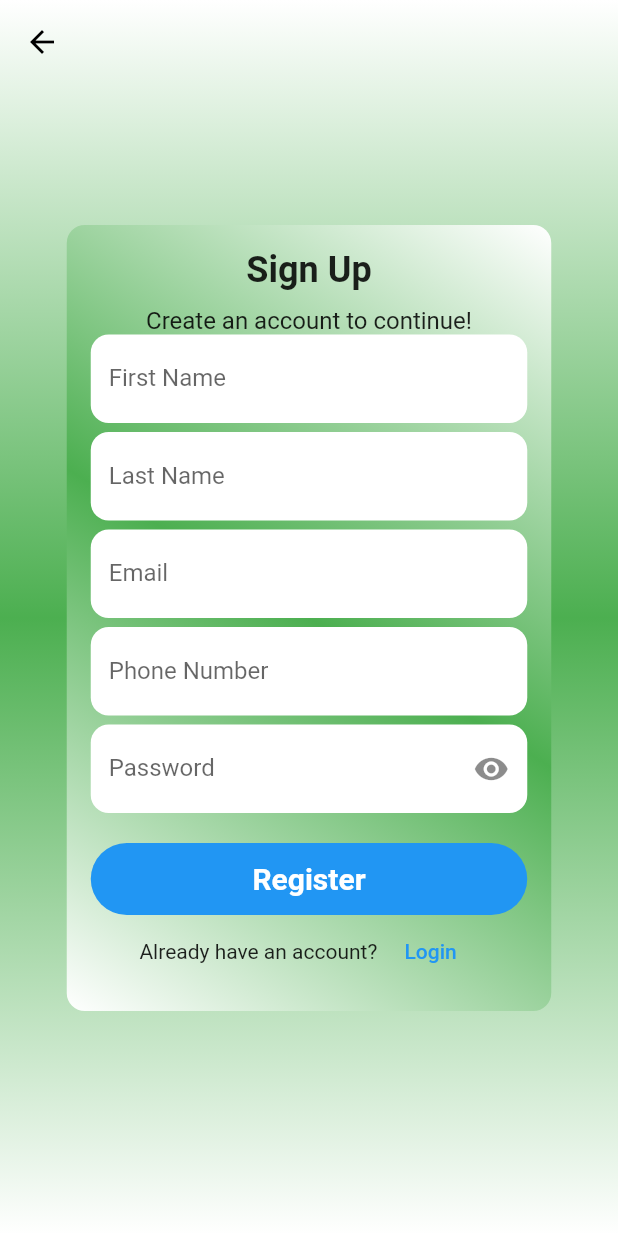
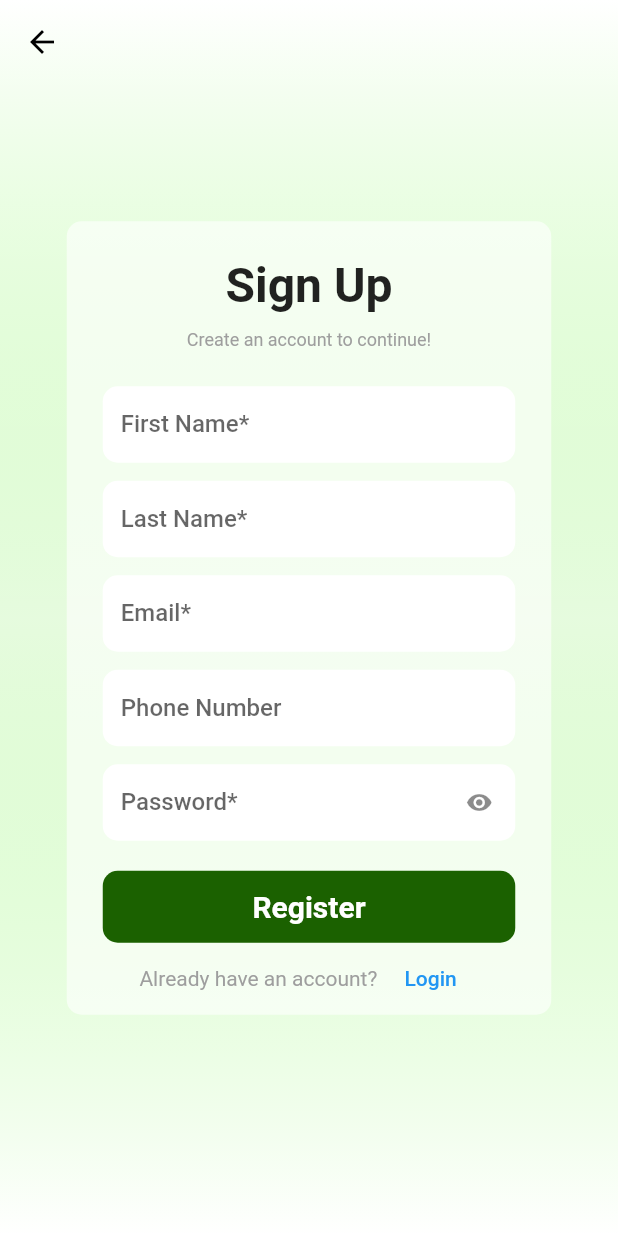
Before and after one commit to AdySU22/GarudaNew, a Flutter app: the SignupPage screen opened by its route, on a phone screen of 412 x 824 dp. Shown: the top 1233 px of the screen. Run offline on Flutter 3.47's test engine with Material 2 defaults, Android fonts, the light colour scheme and no system bars; our stand-ins replace shared_preferences; accounts and stored records are empty.

Commit message:
update signup page ui

```diff
--- a/flutter_app/lib/routes/app_routes.dart
+++ b/flutter_app/lib/routes/app_routes.dart
@@ -1,4 +1,5 @@
 import 'package:flutter/material.dart';
+import 'package:flutter_app/views/login_page.dart';
 import 'package:flutter_app/views/opening_page.dart';
 import 'package:flutter_app/views/signup_page.dart';
 import 'package:flutter_app/views/welcoming_page.dart';
@@ -15,6 +16,6 @@ class AppRoutes {
     openingPage : (context)=> OpeningPage(),
     welcomingPage : (context)=> WelcomingPage(),
     signupPage : (context)=> SignupPage(),
-    // loginPage : (context)=> LoginPage(),
+    loginPage : (context)=> LoginPage(),
   };
 }
--- a/flutter_app/lib/views/signup_page.dart
+++ b/flutter_app/lib/views/signup_page.dart
@@ -1,4 +1,5 @@
 import 'package:flutter/material.dart';
+import 'package:flutter_app/core/app_export.dart';
 
 class SignupPage extends StatefulWidget {
   @override
@@ -36,7 +37,7 @@ class _SignupPageState extends State<SignupPage> {
                   end: Alignment.bottomCenter,
                   colors: [
                     Colors.white,
-                    Colors.green,
+                    Color.fromARGB(70, 176, 255, 148),
                     Colors.white,
                   ],
                 ),
@@ -45,15 +46,11 @@ class _SignupPageState extends State<SignupPage> {
                 child: Container(
                   width: 323,
                   decoration: BoxDecoration(
-                    borderRadius: BorderRadius.circular(12),
-                    gradient: LinearGradient(
-                      colors: [Colors.white, Colors.green, Colors.white],
-                      begin: Alignment.topRight,
-                      end: Alignment.bottomLeft,
-                    ),
-                  ),
+                      borderRadius: BorderRadius.circular(10),
+                      color: Color.fromARGB(153, 255, 255, 255)),
                   child: Padding(
-                    padding: const EdgeInsets.all(16.0),
+                    padding:
+                        const EdgeInsets.only(top: 24, left: 24, right: 24),
                     child: Column(
                       crossAxisAlignment: CrossAxisAlignment.center,
                       mainAxisSize: MainAxisSize.min,
@@ -65,14 +62,15 @@ class _SignupPageState extends State<SignupPage> {
                               Text(
                                 "Sign Up",
                                 style: TextStyle(
-                                  fontSize: 24,
+                                  fontSize: 32,
                                   fontWeight: FontWeight.bold,
                                 ),
                               ),
                               SizedBox(height: 10),
                               Text(
                                 "Create an account to continue!",
-                                style: TextStyle(fontSize: 16),
+                                style:
+                                    TextStyle(fontSize: 12, color: Colors.grey),
                               ),
                             ],
                           ),
@@ -81,13 +79,19 @@ class _SignupPageState extends State<SignupPage> {
                           key: _formKey,
                           child: Column(
                             children: [
+                              SizedBox(
+                                height: 24,
+                              ),
                               TextFormField(
                                 decoration: InputDecoration(
-                                  labelText: 'First Name',
+                                  labelText: 'First Name*',
+                                  labelStyle:
+                                      TextStyle(fontWeight: FontWeight.w500),
+                                  isDense: true,
                                   filled: true,
                                   fillColor: Colors.white,
                                   border: OutlineInputBorder(
-                                    borderRadius: BorderRadius.circular(12.0),
+                                    borderRadius: BorderRadius.circular(10.0),
                                     borderSide: BorderSide.none,
                                   ),
                                 ),
@@ -98,14 +102,17 @@ class _SignupPageState extends State<SignupPage> {
                                   return null;
                                 },
                               ),
-                              SizedBox(height: 6),
+                              SizedBox(height: 12),
                               TextFormField(
                                 decoration: InputDecoration(
-                                  labelText: 'Last Name',
+                                  labelText: 'Last Name*',
+                                  labelStyle:
+                                      TextStyle(fontWeight: FontWeight.w500),
+                                  isDense: true,
                                   filled: true,
                                   fillColor: Colors.white,
                                   border: OutlineInputBorder(
-                                    borderRadius: BorderRadius.circular(12.0),
+                                    borderRadius: BorderRadius.circular(10.0),
                                     borderSide: BorderSide.none,
                                   ),
                                 ),
@@ -116,14 +123,17 @@ class _SignupPageState extends State<SignupPage> {
                                   return null;
                                 },
                               ),
-                              SizedBox(height: 6),
+                              SizedBox(height: 12),
                               TextFormField(
                                 decoration: InputDecoration(
-                                  labelText: 'Email',
+                                  labelText: 'Email*',
+                                  labelStyle:
+                                      TextStyle(fontWeight: FontWeight.w500),
+                                  isDense: true,
                                   filled: true,
                                   fillColor: Colors.white,
                                   border: OutlineInputBorder(
-                                    borderRadius: BorderRadius.circular(12.0),
+                                    borderRadius: BorderRadius.circular(10.0),
                                     borderSide: BorderSide.none,
                                   ),
                                 ),
@@ -139,14 +149,17 @@ class _SignupPageState extends State<SignupPage> {
                                   return null;
                                 },
                               ),
-                              SizedBox(height: 6),
+                              SizedBox(height: 12),
                               TextFormField(
                                 decoration: InputDecoration(
                                   labelText: 'Phone Number',
+                                  labelStyle:
+                                      TextStyle(fontWeight: FontWeight.w500),
+                                  isDense: true,
                                   filled: true,
                                   fillColor: Colors.white,
                                   border: OutlineInputBorder(
-                                    borderRadius: BorderRadius.circular(12.0),
+                                    borderRadius: BorderRadius.circular(10.0),
                                     borderSide: BorderSide.none,
                                   ),
                                 ),
@@ -161,15 +174,18 @@ class _SignupPageState extends State<SignupPage> {
                                   return null;
                                 },
                               ),
-                              SizedBox(height: 6),
+                              SizedBox(height: 12),
                               TextFormField(
                                 obscureText: _obscureText,
                                 decoration: InputDecoration(
-                                  labelText: 'Password',
+                                  labelText: 'Password*',
+                                  labelStyle:
+                                      TextStyle(fontWeight: FontWeight.w500),
+                                  isDense: true,
                                   filled: true,
                                   fillColor: Colors.white,
                                   border: OutlineInputBorder(
-                                    borderRadius: BorderRadius.circular(12.0),
+                                    borderRadius: BorderRadius.circular(10.0),
                                     borderSide: BorderSide.none,
                                   ),
                                   suffixIcon: IconButton(
@@ -195,9 +211,9 @@ class _SignupPageState extends State<SignupPage> {
                               TextButton(
                                 style: TextButton.styleFrom(
                                   shape: RoundedRectangleBorder(
-                                    borderRadius: BorderRadius.circular(30),
+                                    borderRadius: BorderRadius.circular(10),
                                   ),
-                                  backgroundColor: Colors.blue,
+                                  backgroundColor: Color(0xff1B6100),
                                   minimumSize: Size(
                                       MediaQuery.of(context).size.width, 48),
                                 ),
@@ -218,11 +234,16 @@ class _SignupPageState extends State<SignupPage> {
                               Row(
                                 mainAxisAlignment: MainAxisAlignment.center,
                                 children: [
-                                  Text("Already have an account? "),
+                                  Text(
+                                    "Already have an account? ",
+                                    style: TextStyle(color: Colors.grey),
+                                  ),
                                   TextButton(
-                                      onPressed: () {}, child: Text("Login"))
+                                      onPressed: () {
+                                        Navigator.pushNamed(context, AppRoutes.loginPage);
+                                      }, child: Text("Login"))
                                 ],
-                              )
+                              ),
                             ],
                           ),
                         ),
--- a/flutter_app/pubspec.yaml
+++ b/flutter_app/pubspec.yaml
@@ -43,7 +43,6 @@ dev_dependencies:
 
   cupertino_icons: ^1.0.2
   flutter_riverpod: ^2.4.3
-  http: ^0.13.3
   shared_preferences: ^2.0.8
   image_picker: ^0.7.5+4
   image_cropper: ^1.3.2
@@ -60,7 +59,8 @@ dev_dependencies:
   hooks_riverpod: ^2.4.9
   shimmer: ^3.0.0
   flutter_local_notifications: ^16.2.0
-
+  http: ^0.13.3
+  provider: ^6.0.0
 
   # The "flutter_lints" package below contains a set of recommended lints to
   # encourage good coding practices. The lint set provided by the package is
```
Also changed, not shown: flutter_app/pubspec.lock.
